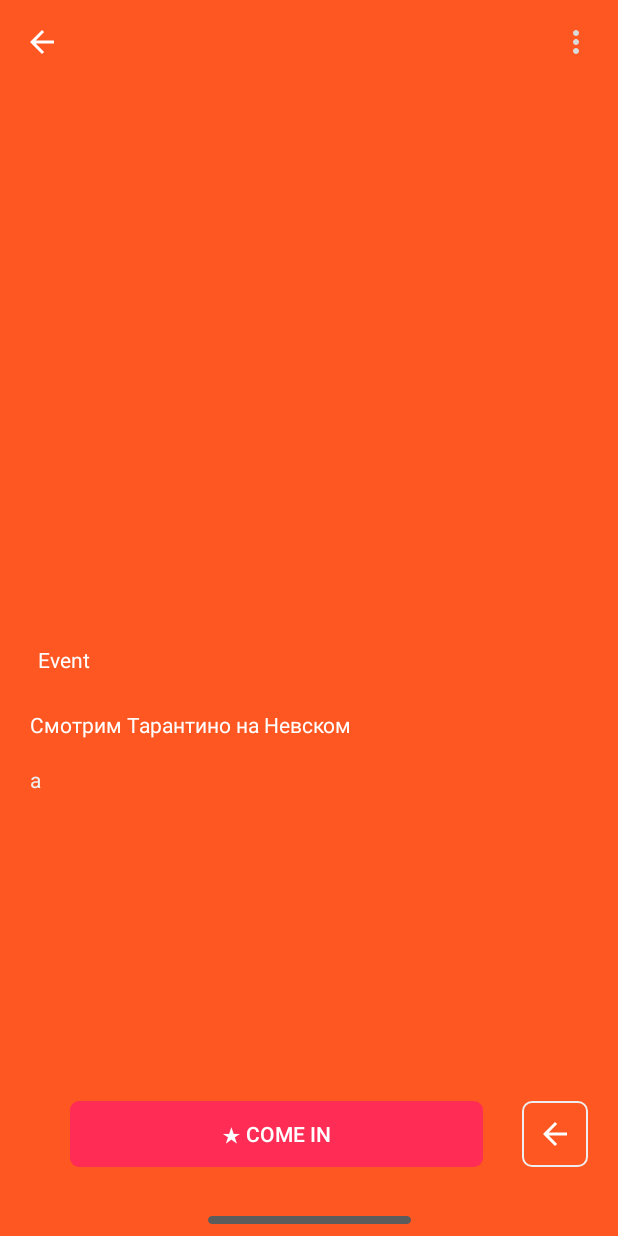
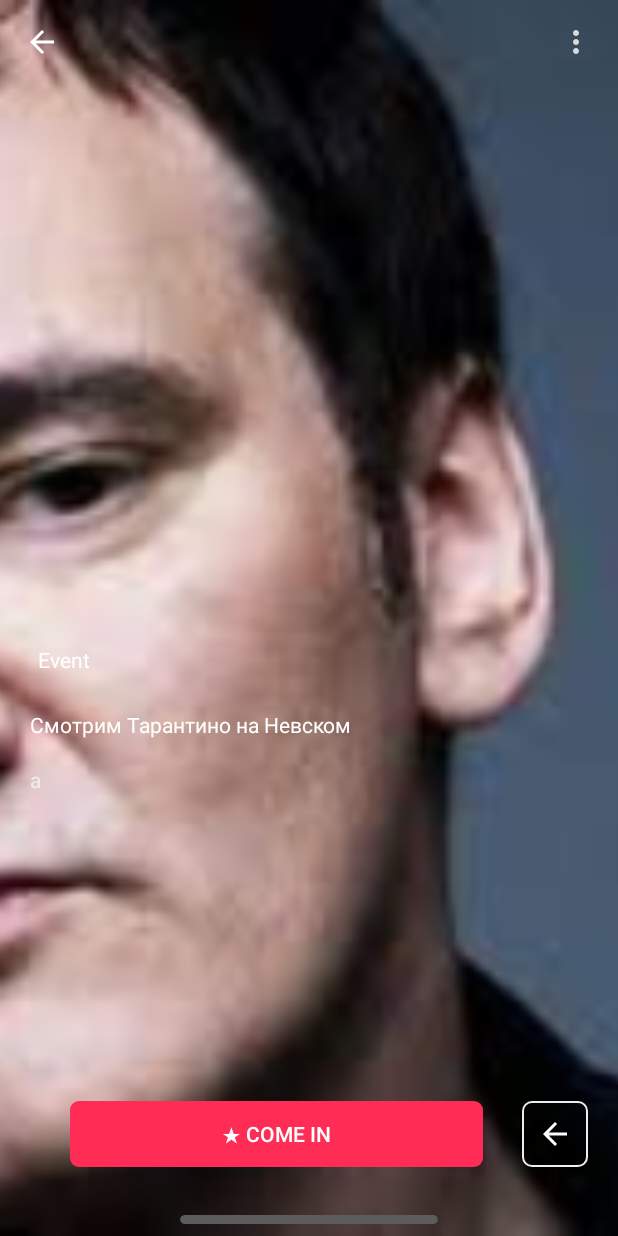
Before and after one commit to vladcto/Samsung-PartyUp, an Android app: the screen it shows after launch (PartyInfoActivity), after a tap on an icon or button, on a phone screen of 412 x 824 dp. Run offline under Robolectric (Android 15) with nearby library versions, the phone set to English and light mode, and no system bars.

Commit message:
Добавил возможность установки изображения при создании Party. Исправил маштабирование нижнего разделителя? в party_details.xml .

```diff
--- a/app/src/main/java/com/example/samsung_partyup/Adapter.java
+++ b/app/src/main/java/com/example/samsung_partyup/Adapter.java
@@ -65,7 +65,7 @@ public class Adapter extends RecyclerView.Adapter<Adapter.ViewHolder> {
         }
 
         public void bind(final PartyInfo _party){
-            //imageParty.setImageURI();
+            imageParty.setImageResource(_party.getImageParty());
 
             imageParty.setOnClickListener(new View.OnClickListener() {
                 @Override
@@ -73,6 +73,7 @@ public class Adapter extends RecyclerView.Adapter<Adapter.ViewHolder> {
                     Intent partyInfo = new Intent(context,PartyInfoActivity.class);
                     partyInfo.putExtra("partyName",_party.getTextDescription());
                     partyInfo.putExtra("aboutParty",_party.getAboutParty());
+                    partyInfo.putExtra("image",_party.getImageParty());
                     context.startPartyInfo(partyInfo);
                 }
             });
--- a/app/src/main/java/com/example/samsung_partyup/MainActivity.java
+++ b/app/src/main/java/com/example/samsung_partyup/MainActivity.java
@@ -21,19 +21,19 @@ public class MainActivity extends AppCompatActivity {
         Adapter adapter = new Adapter(this);
         recyclerView.setAdapter(adapter);
 
-        adapter.setItems(new PartyInfo(0,"Смотрим Тарантино на Невском",
+        adapter.setItems(new PartyInfo(R.drawable.test,"Смотрим Тарантино на Невском",
                 "Россия,Санкт-Петербург","04 апр.",
                 "21:45","127 м.","a"));
-        adapter.setItems(new PartyInfo(0,"aваы",
+        adapter.setItems(new PartyInfo(R.drawable.test,"aваыwrerwerewrwerwerwerwerwerwerwerwerewrwrewrrwerewrwre",
                 "12","b",
                 "f","s","a"));
-        adapter.setItems(new PartyInfo(0,"aыва",
+        adapter.setItems(new PartyInfo(R.drawable.test,"aыва",
                 "12","b",
                 "f","s","a"));
-        adapter.setItems(new PartyInfo(0,"aфыввфы",
+        adapter.setItems(new PartyInfo(R.drawable.test,"aфыввфы",
                 "12","b",
                 "f","s","a"));
-        adapter.setItems(new PartyInfo(0,"уй123фвыa",
+        adapter.setItems(new PartyInfo(R.drawable.test,"уй123фвыa",
                 "12","b",
                 "f","s","a"));
     }
--- a/app/src/main/java/com/example/samsung_partyup/PartyInfo.java
+++ b/app/src/main/java/com/example/samsung_partyup/PartyInfo.java
@@ -27,6 +27,7 @@ public class PartyInfo {
     public String getAboutParty(){
         return aboutParty;
     }
+
     public String getTextDescription() {
         return textDescription;
     }
--- a/app/src/main/java/com/example/samsung_partyup/PartyInfoActivity.java
+++ b/app/src/main/java/com/example/samsung_partyup/PartyInfoActivity.java
@@ -18,6 +18,7 @@ public class PartyInfoActivity extends AppCompatActivity {
     TextView aboutParty;
     ImageView closePartyInfo;
     Activity partyInfoActivity;
+    ImageView background;
 
     @Override
     protected void onCreate(Bundle savedInstanceState) {
@@ -28,6 +29,8 @@ public class PartyInfoActivity extends AppCompatActivity {
         partyName.setText(infos.getString("partyName"));
         aboutParty = findViewById(R.id.AboutParty);
         aboutParty.setText(infos.getString("aboutParty"));
+        background = findViewById(R.id.background);
+        background.setImageResource(infos.getInt("image"));
         partyInfoActivity = this;
         closePartyInfo = findViewById(R.id.closePartyInfo);
         closePartyInfo.setOnClickListener(new View.OnClickListener() {
--- a/app/src/main/res/layout/list_party.xml
+++ b/app/src/main/res/layout/list_party.xml
@@ -24,8 +24,8 @@
             android:adjustViewBounds="false"
             android:background="@drawable/border_up"
             android:cropToPadding="true"
-            android:scaleType="fitCenter"
-            app:srcCompat="@color/colorPrimary" />
+            android:scaleType="centerCrop"
+            app:srcCompat="@drawable/test" />
 
         <LinearLayout
             android:layout_width="match_parent"
@@ -54,6 +54,8 @@
                         android:layout_height="wrap_content"
                         android:layout_marginRight="60dp"
                         android:layout_weight="1"
+                        android:ellipsize="end"
+                        android:maxLines="1"
                         android:paddingTop="8dp"
                         android:text="TextView"
                         android:textColor="#000000"
@@ -73,6 +75,8 @@
                     android:layout_width="match_parent"
                     android:layout_height="match_parent"
                     android:layout_marginRight="40dp"
+                    android:ellipsize="end"
+                    android:maxLines="1"
                     android:paddingTop="2dp"
                     android:text="TextView"
                     android:textSize="14sp" />
--- a/app/src/main/res/layout/party_details.xml
+++ b/app/src/main/res/layout/party_details.xml
@@ -7,7 +7,7 @@
     android:layout_height="match_parent">
 
     <ImageView
-        android:id="@+id/imageView4"
+        android:id="@+id/background"
         android:layout_width="0dp"
         android:layout_height="0dp"
         android:scaleType="centerCrop"
@@ -20,20 +20,23 @@
         app:srcCompat="?attr/colorError" />
 
     <androidx.cardview.widget.CardView
-        android:layout_width="135dp"
-        android:layout_height="5dp"
+        android:layout_width="0dp"
+        android:layout_height="0dp"
         android:layout_marginStart="120dp"
         android:layout_marginLeft="120dp"
+        android:layout_marginTop="32dp"
         android:layout_marginEnd="120dp"
         android:layout_marginRight="120dp"
         android:layout_marginBottom="8dp"
+        android:saveEnabled="false"
         app:cardBackgroundColor="#5C5C5C"
         app:cardCornerRadius="10px"
         app:cardElevation="0dp"
         app:cardMaxElevation="0dp"
-        app:layout_constraintBottom_toBottomOf="@+id/imageView4"
+        app:layout_constraintBottom_toBottomOf="@+id/background"
         app:layout_constraintEnd_toEndOf="parent"
-        app:layout_constraintStart_toStartOf="parent" />
+        app:layout_constraintStart_toStartOf="parent"
+        app:layout_constraintTop_toBottomOf="@+id/button2" />
 
     <Button
         android:id="@+id/button2"
@@ -59,8 +62,8 @@
         android:layout_marginRight="20dp"
         android:layout_marginBottom="46dp"
         android:background="@drawable/border"
-        app:layout_constraintBottom_toBottomOf="@+id/imageView4"
-        app:layout_constraintEnd_toEndOf="@+id/imageView4"
+        app:layout_constraintBottom_toBottomOf="@+id/background"
+        app:layout_constraintEnd_toEndOf="@+id/background"
         app:srcCompat="@drawable/ic_arrow_back_black_24dp" />
 
     <TextView
@@ -74,7 +77,7 @@
         android:layout_marginBottom="234dp"
         android:text="TextView"
         android:textColor="@color/colorBorder"
-        app:layout_constraintBottom_toBottomOf="@+id/imageView4"
+        app:layout_constraintBottom_toBottomOf="@+id/background"
         app:layout_constraintEnd_toEndOf="parent"
         app:layout_constraintStart_toStartOf="parent" />
 
@@ -90,7 +93,7 @@
         android:text="TextView"
         android:textColor="@android:color/background_light"
         app:layout_constraintBottom_toTopOf="@+id/AboutParty"
-        app:layout_constraintEnd_toEndOf="@+id/imageView4"
+        app:layout_constraintEnd_toEndOf="@+id/background"
         app:layout_constraintStart_toStartOf="parent" />
 
     <TextView
```
Also changed, not shown: app/src/main/res/drawable/test.png (added).
